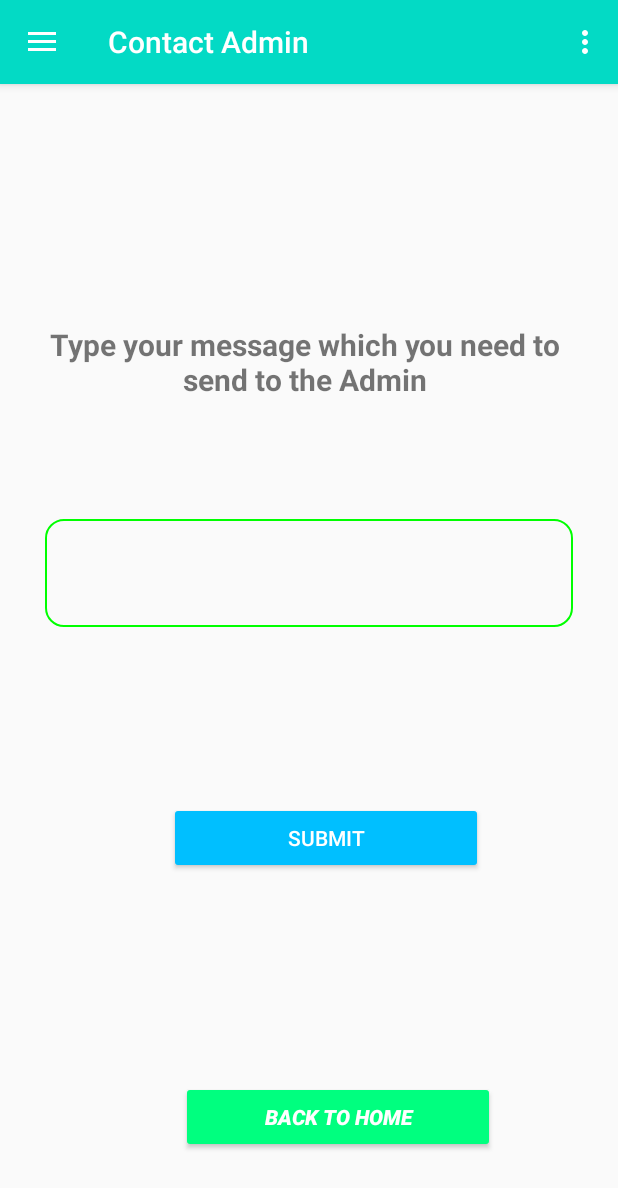
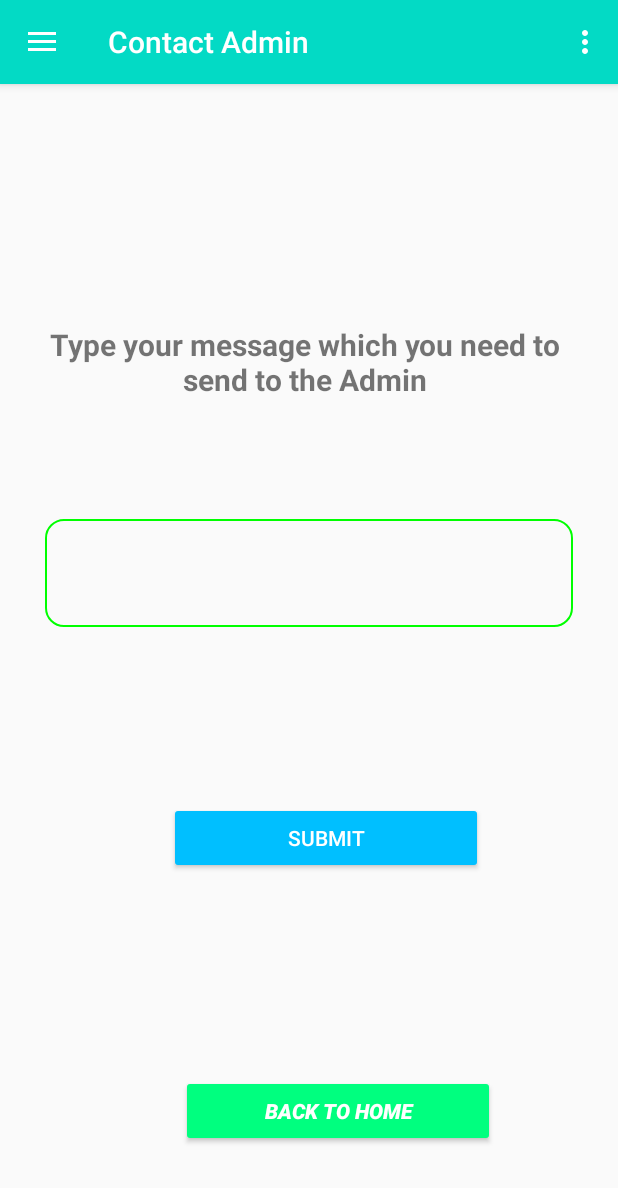
Before and after one commit to CB007753/PharmacyManagementSystem, an Android app: the PharmacistContactActivity screen opened directly, with no data from a screen before it, after a tap on "SUBMIT", on a phone screen of 412 x 824 dp. Shown: the top 1188 px of the screen. Run offline under Robolectric (Android 15) with nearby library versions, the phone set to English and light mode, and no system bars.

Commit message:
Few modifications to maintain consistency between design and code

```diff
--- a/app/src/main/java/com/example/pharmacy_management_system/PharmacistContactActivity.java
+++ b/app/src/main/java/com/example/pharmacy_management_system/PharmacistContactActivity.java
@@ -61,6 +61,12 @@ public class PharmacistContactActivity extends AppCompatActivity implements Navi
             @Override
             public void onClick(View v) {
 
+                if(message_edittext.getText().toString().isEmpty()){
+
+                    Toast.makeText(PharmacistContactActivity.this, "Your Message is Empty !", Toast.LENGTH_SHORT).show();
+                }
+                else {
+
                     ContactDTO contactDTO=new ContactDTO();
 
                     contactDTO.setMessage(message_edittext.getText().toString());
@@ -93,7 +99,9 @@ public class PharmacistContactActivity extends AppCompatActivity implements Navi
 
                         }
                     });
-            }
+                }//end of else
+
+            }//end of submit button on click
         });
 
         try {
--- a/app/src/main/res/layout/content_pharmacist_contact.xml
+++ b/app/src/main/res/layout/content_pharmacist_contact.xml
@@ -74,13 +74,13 @@
         android:layout_height="wrap_content"
         android:layout_alignParentRight="true"
         android:layout_alignParentBottom="true"
-        android:layout_marginRight="82dp"
-        android:layout_marginBottom="55dp"
+        android:layout_marginEnd="82dp"
+        android:layout_marginRight="93dp"
+        android:layout_marginBottom="59dp"
         android:backgroundTint="#00FF7F"
         android:text="Back to Home"
         android:textColor="#fff"
-        android:textStyle="bold|italic"
-        android:layout_marginEnd="82dp" />
+        android:textStyle="bold|italic" />
 
 
 </RelativeLayout>
```
Also changed, not shown: app/src/main/java/com/example/pharmacy_management_system/PharmacistUpdateOrderActivity.java (+21 -19 lines). Lines whose indentation alone changed are shown as unchanged.
